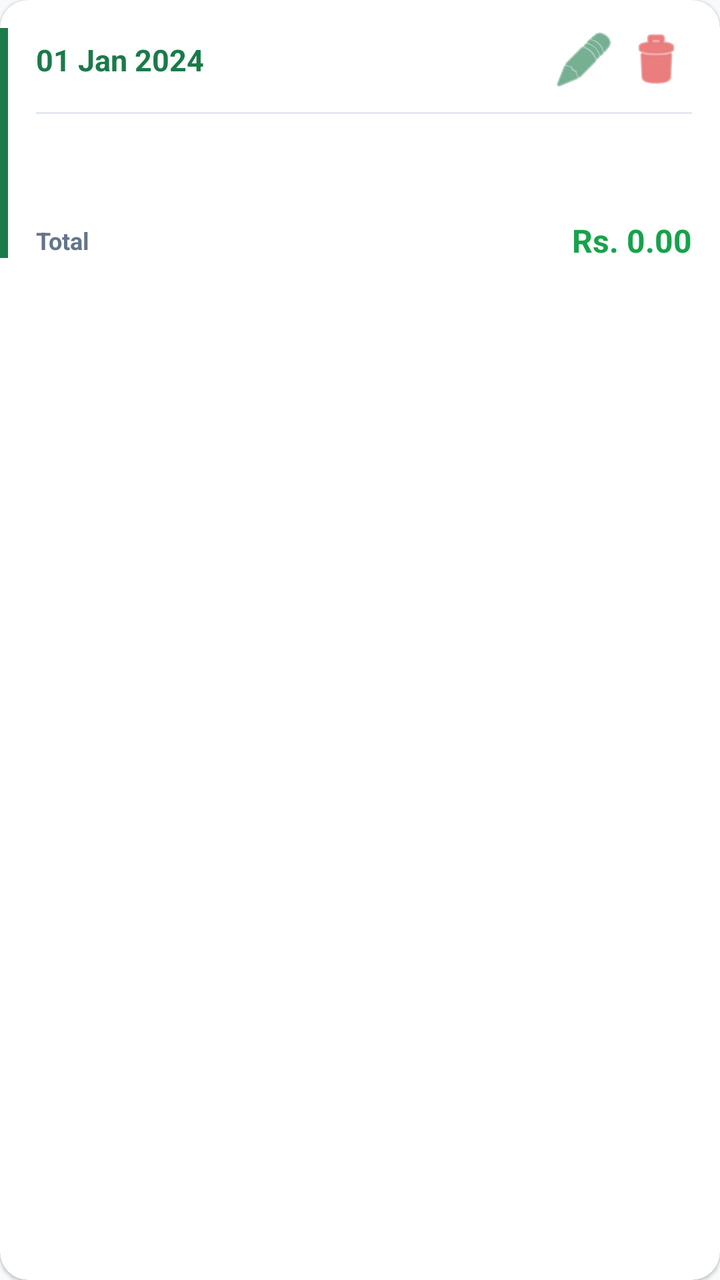
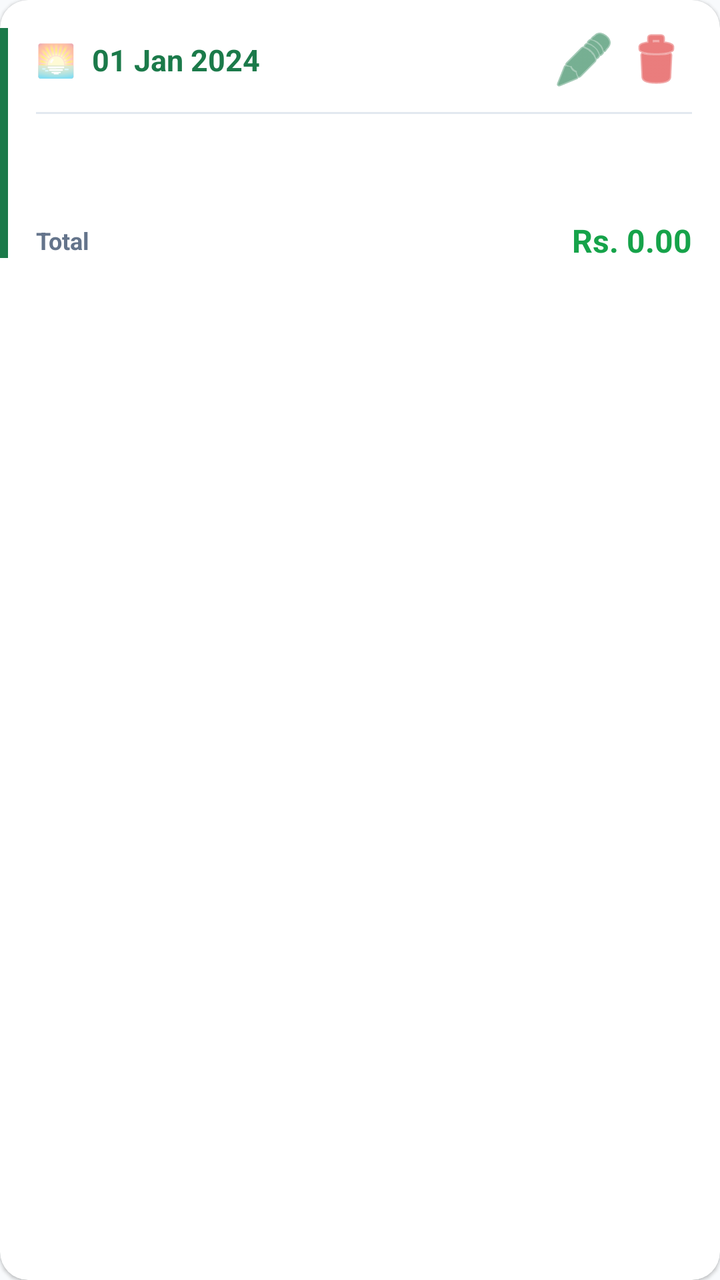

Screens rendered from an Android XML layout before and after an edit, with the pre-edit source and the edit as a unified diff.
<!-- AndroidManifest.xml: application theme Theme.MilkDiary -->
<!-- res/layout/item_record.xml -->
<?xml version="1.0" encoding="utf-8"?>
<androidx.cardview.widget.CardView xmlns:android="http://schemas.android.com/apk/res/android"
    xmlns:app="http://schemas.android.com/apk/res-auto"
    android:layout_width="match_parent"
    android:layout_height="wrap_content"
    android:layout_marginStart="4dp"
    android:layout_marginEnd="4dp"
    android:layout_marginBottom="8dp"
    app:cardCornerRadius="14dp"
    app:cardElevation="1dp"
    app:cardBackgroundColor="@color/card_bg">

    <LinearLayout
        android:layout_width="match_parent"
        android:layout_height="wrap_content"
        android:orientation="horizontal">

        <View
            android:layout_width="4dp"
            android:layout_height="match_parent"
            android:background="@color/primary"
            android:layout_marginTop="14dp"
            android:layout_marginBottom="14dp" />

        <LinearLayout
            android:layout_width="match_parent"
            android:layout_height="wrap_content"
            android:orientation="vertical"
            android:paddingStart="14dp"
            android:paddingEnd="14dp"
            android:paddingTop="12dp"
            android:paddingBottom="12dp">

            
            <LinearLayout
                android:layout_width="match_parent"
                android:layout_height="wrap_content"
                android:orientation="horizontal"
                android:gravity="center_vertical"
                android:paddingBottom="8dp">

                <TextView
                    android:id="@+id/tvRecordDate"
                    android:layout_width="0dp"
                    android:layout_height="wrap_content"
                    android:layout_weight="1"
                    android:text="01 Jan 2024"
                    android:textSize="15sp"
                    android:textStyle="bold"
                    android:textColor="@color/primary" />

                <ImageButton
                    android:id="@+id/btnEditRecord"
                    android:layout_width="36dp"
                    android:layout_height="36dp"
                    android:src="@android:drawable/ic_menu_edit"
                    android:background="?attr/selectableItemBackgroundBorderless"
                    android:tint="@color/primary"
                    android:contentDescription="Edit record"
                    android:padding="6dp" />

                <ImageButton
                    android:id="@+id/btnDeleteRecord"
                    android:layout_width="36dp"
                    android:layout_height="36dp"
                    android:src="@android:drawable/ic_menu_delete"
                    android:background="?attr/selectableItemBackgroundBorderless"
                    android:tint="@color/pending_color"
                    android:contentDescription="Delete record"
                    android:padding="6dp" />
            </LinearLayout>

            <View
                android:layout_width="match_parent"
                android:layout_height="1dp"
                android:background="@color/divider"
                android:layout_marginBottom="8dp" />

            
            <TextView
                android:id="@+id/tvCowInfo"
                android:layout_width="match_parent"
                android:layout_height="wrap_content"
                android:textSize="13sp"
                android:textColor="@color/cow_color"
                android:paddingBottom="3dp" />

            
            <TextView
                android:id="@+id/tvBufInfo"
                android:layout_width="match_parent"
                android:layout_height="wrap_content"
                android:textSize="13sp"
                android:textColor="@color/buffalo_color"
                android:paddingBottom="6dp" />

            
            <LinearLayout
                android:layout_width="match_parent"
                android:layout_height="wrap_content"
                android:orientation="horizontal"
                android:gravity="center_vertical">

                <TextView
                    android:layout_width="0dp"
                    android:layout_height="wrap_content"
                    android:layout_weight="1"
                    android:text="Total"
                    android:textSize="12sp"
                    android:textColor="@color/text_secondary"
                    android:textStyle="bold" />

                <TextView
                    android:id="@+id/tvRecordTotal"
                    android:layout_width="wrap_content"
                    android:layout_height="wrap_content"
                    android:text="Rs. 0.00"
                    android:textSize="16sp"
                    android:textStyle="bold"
                    android:textColor="@color/earnings_color" />
            </LinearLayout>

            
            <TextView
                android:id="@+id/tvRecordNote"
                android:layout_width="match_parent"
                android:layout_height="wrap_content"
                android:textSize="12sp"
                android:textColor="@color/text_secondary"
                android:paddingTop="6dp"
                android:visibility="gone" />

        </LinearLayout>
    </LinearLayout>
</androidx.cardview.widget.CardView>
<!-- resources referenced by this layout -->
<resources>
  <color name="buffalo_color">#7C3AED</color>
  <color name="card_bg">#FFFFFF</color>
  <color name="cow_color">#2563EB</color>
  <color name="divider">#E2E8F0</color>
  <color name="earnings_color">#16A34A</color>
  <color name="pending_color">#DC2626</color>
  <color name="primary">#1B7A4A</color>
  <color name="text_secondary">#64748B</color>
  <style name="Theme.MilkDiary" parent="Theme.MaterialComponents.DayNight.NoActionBar">
          <item name="colorPrimary">@color/primary</item>
          <item name="colorPrimaryDark">@color/primary_dark</item>
          <item name="colorAccent">@color/accent</item>
          <item name="colorOnPrimary">@color/text_on_primary</item>
          <item name="android:colorBackground">@color/background</item>
          <item name="colorSurface">@color/surface</item>
          <item name="android:textColorPrimary">@color/text_primary</item>
          <item name="android:textColorSecondary">@color/text_secondary</item>
          <item name="windowActionBar">false</item>
          <item name="windowNoTitle">true</item>
          <item name="android:statusBarColor">@color/primary_dark</item>
          <item name="android:navigationBarColor">@color/background</item>
      </style>
  <color name="primary_dark">#0F5C36</color>
  <color name="accent">#F59E0B</color>
  <color name="text_on_primary">#FFFFFF</color>
  <color name="background">#F8FAFC</color>
  <color name="surface">#FFFFFF</color>
  <color name="text_primary">#0F172A</color>
</resources>

<!-- the commit's change to res/layout/item_record.xml (unified diff, before → after) -->
@@ -38,6 +38,14 @@
                 android:orientation="horizontal"
                 android:gravity="center_vertical"
                 android:paddingBottom="8dp">
+
+                <TextView
+                    android:id="@+id/tvSessionType"
+                    android:layout_width="wrap_content"
+                    android:layout_height="wrap_content"
+                    android:text="🌅"
+                    android:textSize="16sp"
+                    android:layout_marginEnd="8dp" />
 
                 <TextView
                     android:id="@+id/tvRecordDate"
